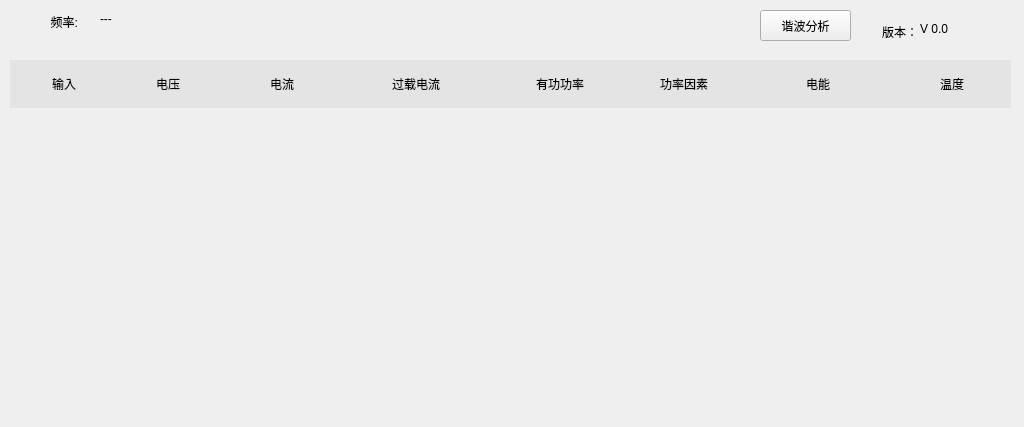
luozhiyong131/BusBar, file BusBar-Qt/line/linewid.ui: the form before one commit.
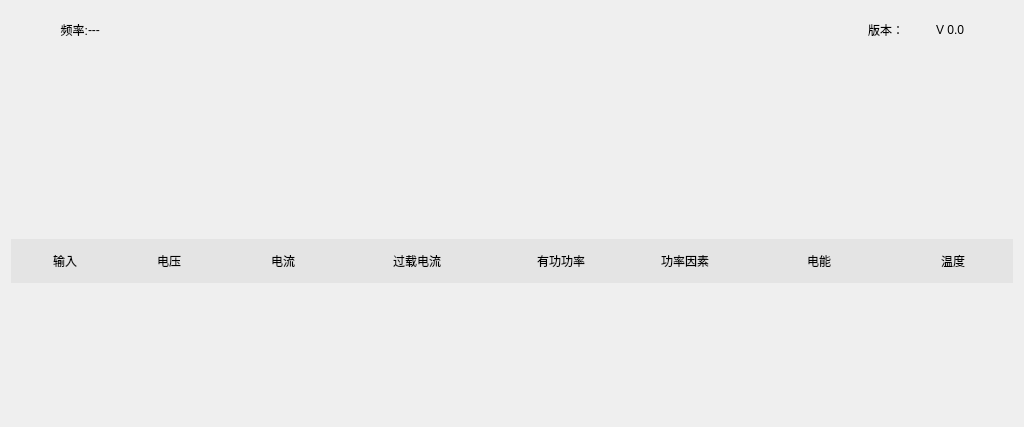
The form after the commit.

Commit message: V1.0版本

The edit to the form file:
```diff
--- a/BusBar-Qt/line/linewid.ui
+++ b/BusBar-Qt/line/linewid.ui
@@ -13,130 +13,11 @@
   <property name="windowTitle">
    <string>Form</string>
   </property>
-  <widget class="QWidget" name="totalWid" native="true">
-   <property name="geometry">
-    <rect>
-     <x>990</x>
-     <y>0</y>
-     <width>21</width>
-     <height>20</height>
-    </rect>
-   </property>
-  </widget>
-  <widget class="QLabel" name="version">
-   <property name="geometry">
-    <rect>
-     <x>920</x>
-     <y>20</y>
-     <width>81</width>
-     <height>18</height>
-    </rect>
-   </property>
-   <property name="minimumSize">
-    <size>
-     <width>68</width>
-     <height>18</height>
-    </size>
-   </property>
-   <property name="text">
-    <string>V 0.0</string>
-   </property>
-  </widget>
-  <widget class="QLabel" name="label_2">
-   <property name="geometry">
-    <rect>
-     <x>850</x>
-     <y>20</y>
-     <width>68</width>
-     <height>23</height>
-    </rect>
-   </property>
-   <property name="minimumSize">
-    <size>
-     <width>68</width>
-     <height>18</height>
-    </size>
-   </property>
-   <property name="text">
-    <string>版本：</string>
-   </property>
-   <property name="alignment">
-    <set>Qt::AlignRight|Qt::AlignTrailing|Qt::AlignVCenter</set>
-   </property>
-  </widget>
-  <widget class="QLabel" name="rateLab">
-   <property name="geometry">
-    <rect>
-     <x>100</x>
-     <y>10</y>
-     <width>68</width>
-     <height>18</height>
-    </rect>
-   </property>
-   <property name="minimumSize">
-    <size>
-     <width>68</width>
-     <height>18</height>
-    </size>
-   </property>
-   <property name="text">
-    <string>---</string>
-   </property>
-  </widget>
-  <widget class="QLabel" name="label">
-   <property name="geometry">
-    <rect>
-     <x>10</x>
-     <y>10</y>
-     <width>68</width>
-     <height>23</height>
-    </rect>
-   </property>
-   <property name="minimumSize">
-    <size>
-     <width>68</width>
-     <height>18</height>
-    </size>
-   </property>
-   <property name="text">
-    <string>频率:</string>
-   </property>
-   <property name="alignment">
-    <set>Qt::AlignRight|Qt::AlignTrailing|Qt::AlignVCenter</set>
-   </property>
-  </widget>
-  <widget class="QPushButton" name="thdBtn">
-   <property name="geometry">
-    <rect>
-     <x>760</x>
-     <y>10</y>
-     <width>91</width>
-     <height>31</height>
-    </rect>
-   </property>
-   <property name="text">
-    <string>谐波分析</string>
-   </property>
-  </widget>
-  <widget class="QWidget" name="widget" native="true">
-   <property name="geometry">
-    <rect>
-     <x>10</x>
-     <y>259</y>
-     <width>1001</width>
-     <height>161</height>
-    </rect>
-   </property>
-  </widget>
-  <widget class="QWidget" name="layoutWidget">
-   <property name="geometry">
-    <rect>
-     <x>10</x>
-     <y>60</y>
-     <width>1001</width>
-     <height>191</height>
-    </rect>
-   </property>
+  <layout class="QGridLayout" name="gridLayout">
+   <item row="1" column="0">
+    <widget class="QWidget" name="totalWid" native="true"/>
+   </item>
+   <item row="2" column="0">
    <layout class="QVBoxLayout" name="verticalLayout">
     <property name="spacing">
      <number>0</number>
@@ -372,7 +253,91 @@
      </widget>
     </item>
    </layout>
-  </widget>
+   </item>
+   <item row="0" column="0">
+    <widget class="QWidget" name="Awidget" native="true">
+     <property name="sizePolicy">
+      <sizepolicy hsizetype="Preferred" vsizetype="Fixed">
+       <horstretch>0</horstretch>
+       <verstretch>0</verstretch>
+      </sizepolicy>
+     </property>
+     <layout class="QHBoxLayout" name="horizontalLayout_2">
+      <property name="spacing">
+       <number>0</number>
+      </property>
+      <item>
+       <widget class="QLabel" name="label">
+        <property name="minimumSize">
+         <size>
+          <width>68</width>
+          <height>18</height>
+         </size>
+        </property>
+        <property name="text">
+         <string>频率:</string>
+        </property>
+        <property name="alignment">
+         <set>Qt::AlignRight|Qt::AlignTrailing|Qt::AlignVCenter</set>
+        </property>
+       </widget>
+      </item>
+      <item>
+       <widget class="QLabel" name="rateLab">
+        <property name="minimumSize">
+         <size>
+          <width>68</width>
+          <height>18</height>
+         </size>
+        </property>
+        <property name="text">
+         <string>---</string>
+        </property>
+       </widget>
+      </item>
+      <item>
+       <spacer name="horizontalSpacer">
+        <property name="orientation">
+         <enum>Qt::Horizontal</enum>
+        </property>
+        <property name="sizeHint" stdset="0">
+         <size>
+          <width>40</width>
+          <height>20</height>
+         </size>
+        </property>
+       </spacer>
+      </item>
+      <item>
+       <widget class="QLabel" name="label_2">
+        <property name="minimumSize">
+         <size>
+          <width>68</width>
+          <height>18</height>
+         </size>
+        </property>
+        <property name="text">
+         <string>版本：</string>
+        </property>
+       </widget>
+      </item>
+      <item>
+       <widget class="QLabel" name="version">
+        <property name="minimumSize">
+         <size>
+          <width>68</width>
+          <height>18</height>
+         </size>
+        </property>
+        <property name="text">
+         <string>V 0.0</string>
+        </property>
+       </widget>
+      </item>
+     </layout>
+    </widget>
+   </item>
+  </layout>
  </widget>
  <resources/>
  <connections/>
```
Left out of the diff: 2 changed lines with no effect on the pictures. Lines whose indentation alone changed are shown as unchanged. The commit also changes 125 other files.
